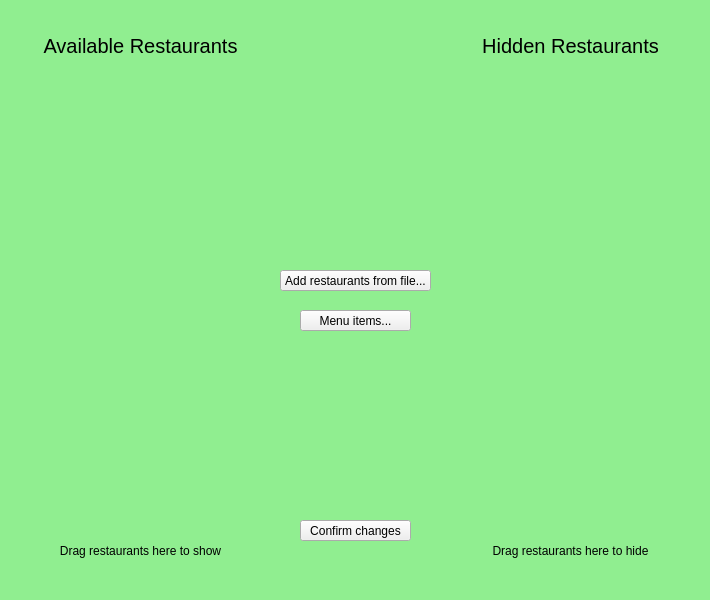
This is src/views/adminview.ui in fast-food-finder-associates/FastFoodFinder as Qt 5 draws it before an edit. The edited form follows.
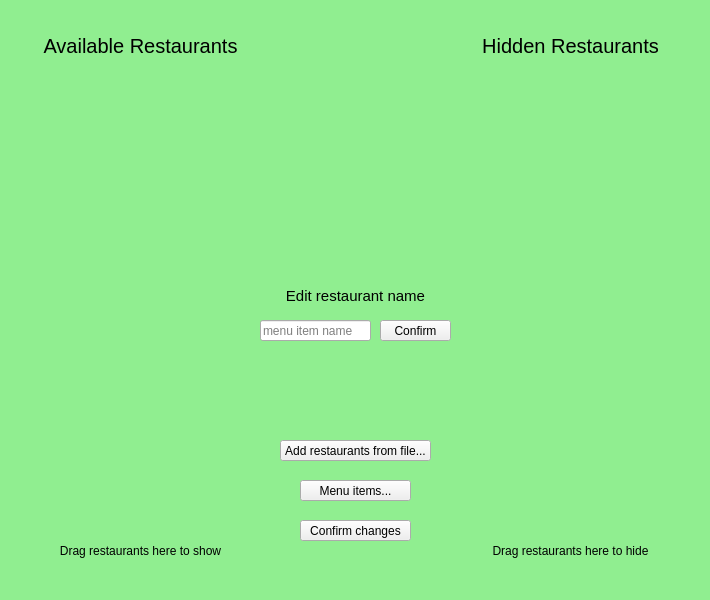
This is the edited form.

Commit message: Restaurant names are editable through fields

The edit to the form file:
```diff
--- a/src/views/adminview.ui
+++ b/src/views/adminview.ui
@@ -120,7 +120,7 @@
      <property name="geometry">
       <rect>
        <x>280</x>
-       <y>270</y>
+       <y>440</y>
        <width>151</width>
        <height>21</height>
       </rect>
@@ -149,7 +149,7 @@
      <property name="geometry">
       <rect>
        <x>300</x>
-       <y>310</y>
+       <y>480</y>
        <width>111</width>
        <height>21</height>
       </rect>
@@ -158,6 +158,51 @@
       <string>Menu items...</string>
      </property>
     </widget>
+    <widget class="QPushButton" name="pushButton_restEdit">
+     <property name="geometry">
+      <rect>
+       <x>380</x>
+       <y>320</y>
+       <width>71</width>
+       <height>21</height>
+      </rect>
+     </property>
+     <property name="text">
+      <string>Confirm</string>
+     </property>
+    </widget>
+    <widget class="QLineEdit" name="lineEdit_restEdit">
+     <property name="geometry">
+      <rect>
+       <x>260</x>
+       <y>320</y>
+       <width>111</width>
+       <height>21</height>
+      </rect>
+     </property>
+     <property name="placeholderText">
+      <string>menu item name</string>
+     </property>
+    </widget>
+    <widget class="QLabel" name="label_restEdit">
+     <property name="geometry">
+      <rect>
+       <x>260</x>
+       <y>280</y>
+       <width>191</width>
+       <height>31</height>
+      </rect>
+     </property>
+     <property name="styleSheet">
+      <string notr="true">QLabel { font-size: 15px; }</string>
+     </property>
+     <property name="text">
+      <string>Edit restaurant name</string>
+     </property>
+     <property name="alignment">
+      <set>Qt::AlignCenter</set>
+     </property>
+    </widget>
    </widget>
    <widget class="QWidget" name="page_menuSelect">
     <property name="styleSheet">
```
The commit also changes 2 other files.
